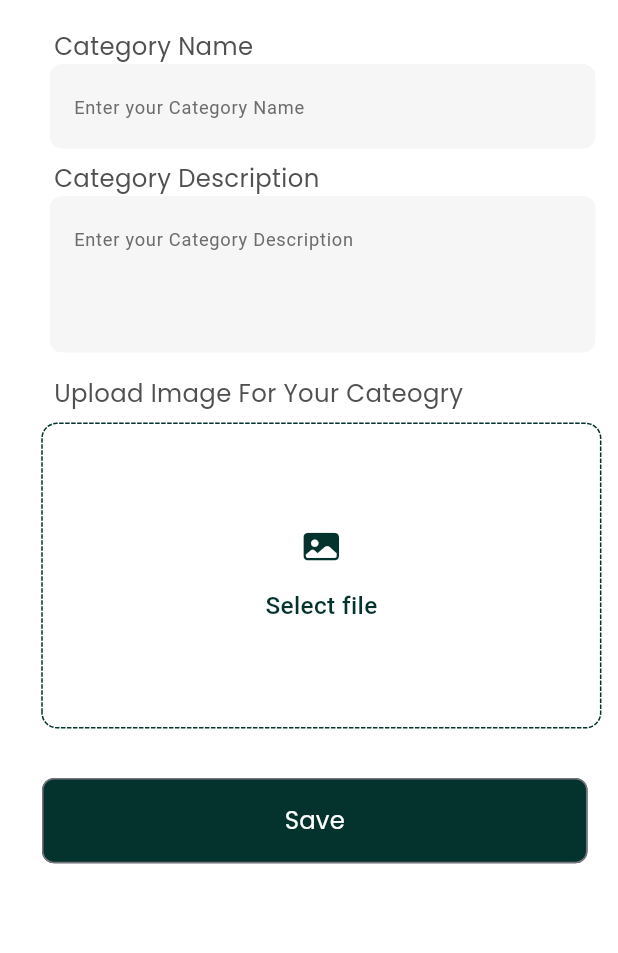
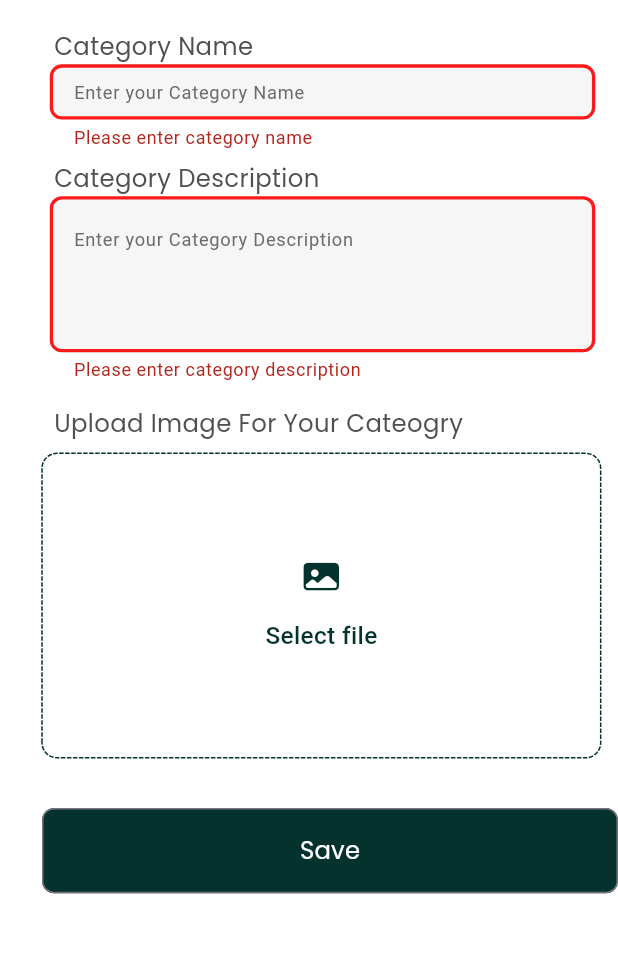
Before and after one commit to hamed12232/Animooo_App, a Flutter app: the CategoryScreen screen opened by its route, after a tap on "Save", on a phone screen of 412 x 824 dp, the part 156-1109 px from its top. Run offline on Flutter 3.47's test engine with Material 3 defaults, Android fonts, the phone set to English and light mode, and no system bars; drawn by our look-alikes of dotted_border; our stand-ins replace bloc, connectivity_plus, dartz, dio, equatable, flutter_bloc and 6 more; accounts and stored records are empty.

Commit message:
finish createNewCategory

```diff
--- a/lib/core/database/api/dio_interceptors.dart
+++ b/lib/core/database/api/dio_interceptors.dart
@@ -15,6 +15,8 @@ class DioInterceptors {
         );
         if (accessToken != null) {
           options.headers['Authorization'] = 'Bearer $accessToken';
+              log("📤 Sending request with token: Bearer $accessToken");
+
         }
         return handler.next(options); //continue
       },
--- a/lib/features/animal/view/screen/animal_screen.dart
+++ b/lib/features/animal/view/screen/animal_screen.dart
@@ -90,7 +90,7 @@ class _AnimalScreenState extends State<AnimalScreen> {
                     onTap: () async {
                       {
                         try {
-                          await selectImage(imageFile,context);
+                          await selectImage((image) => imageFile = image,context);
                           if (mounted) {
                             setState(() {});
                           }
--- a/lib/features/auth/signUp/view_models/signup_viewmodel.dart
+++ b/lib/features/auth/signUp/view_models/signup_viewmodel.dart
@@ -62,7 +62,7 @@ class SignupViewmodel extends Cubit<SignupState> {
   }
 
   Future<void> pickImage(BuildContext context) async {
-    await selectImage( imageFile,context);
+    await selectImage( (image) => imageFile = image,context);
   }
 
 
--- a/lib/features/category/repo/category_repositiory_imp.dart
+++ b/lib/features/category/repo/category_repositiory_imp.dart
@@ -40,6 +40,7 @@ class CategoryRepositioryImp extends CategoryRepositiory {
       log(response.toString());
       return Right(CategoryModel.fromJson(response["Category"]));
     } on ServerFailure catch (e) {
+      log(e.errorModel.error.toString());
       return Left(e.errorModel);
     } catch (e) {
       return Left(ErrorModel(error: [e.toString()], code: 500));
--- a/lib/features/category/view/screen/category_screen.dart
+++ b/lib/features/category/view/screen/category_screen.dart
@@ -1,5 +1,6 @@
 import 'dart:io';
 
+import 'package:animoo_app/core/DI/get_it.dart';
 import 'package:animoo_app/core/constant/asset_values.dart';
 import 'package:animoo_app/core/functions/select_image.dart';
 import 'package:animoo_app/core/spacing/vertical_space.dart';
@@ -11,7 +12,9 @@ import 'package:animoo_app/core/widget/custom_attribute_text_field.dart';
 import 'package:animoo_app/core/widget/custom_button.dart';
 import 'package:animoo_app/core/widget/custom_rounded_rectangle_border.dart';
 import 'package:animoo_app/features/category/view/widgets/custom_profile_card.dart';
+import 'package:animoo_app/features/category/view_model/cubit/create_category_cubit.dart';
 import 'package:flutter/material.dart';
+import 'package:flutter_bloc/flutter_bloc.dart';
 
 class CategoryScreen extends StatefulWidget {
   const CategoryScreen({super.key});
@@ -22,20 +25,44 @@ class CategoryScreen extends StatefulWidget {
 }
 
 class _CategoryScreenState extends State<CategoryScreen> {
-  TextEditingController categoryName = TextEditingController();
-  TextEditingController categoryDescription = TextEditingController();
   File? imageFile;
+
 
   @override
   Widget build(BuildContext context) {
-    return Scaffold(
+    return BlocProvider(
+      create: (context) =>  sl<CreateCategoryCubit>(),
+      child: Scaffold(
+        resizeToAvoidBottomInset: true,
         backgroundColor: AppColors.kbackGroungColor,
         body: SafeArea(
           child: Padding(
             padding: const EdgeInsets.only(left: PAdding.kPadding18),
 
-          child: Column(
-            crossAxisAlignment: CrossAxisAlignment.start,
+            child: BlocConsumer<CreateCategoryCubit, CreateCategoryState>(
+              listener: (context, state) {
+                if (state is CreateCategorySuccess) {
+                  ScaffoldMessenger.of(context).showSnackBar(
+                    const SnackBar(
+                      content: Text('Category created successfully!'),
+                    ),
+                  );
+                } else if (state is CreateCategoryError) {
+                  ScaffoldMessenger.of(context).showSnackBar(
+                    SnackBar(content: Text('Error: ${state.errorMessage}')),
+                  );
+                }
+              },
+              builder: (context, state) {
+                  final  createCategoryCubit = context.read<CreateCategoryCubit>();
+
+                if (state is CreateCategoryLoading) {
+                  return const Center(child: CircularProgressIndicator());
+                }
+                return Form(
+                  key: createCategoryCubit.formKey,
+                  child: ListView(
+                    //crossAxisAlignment: CrossAxisAlignment.start,
                     children: [
                       VerticalSpace(height: AppHeight.h16),
 
@@ -53,22 +80,34 @@ class _CategoryScreenState extends State<CategoryScreen> {
                       VerticalSpace(height: AppHeight.h11),
                       CustomProfileCard(
                         statusText: " Public",
-                statusColor: AppColors.kprofileStateColor.withOpacity(0.1),
+                        statusColor: AppColors.kprofileStateColor.withOpacity(
+                          0.1,
+                        ),
                       ),
                       VerticalSpace(height: AppHeight.h20),
                       CustomAttributeTextField(
                         attribute: "Category Name",
-                attributeEditingController: categoryName,
+                        attributeEditingController:
+                            createCategoryCubit.nameEditingController,
+                        validator: (value) => value == null || value.isEmpty
+                            ? 'Please enter category name'
+                            : null,
                       ),
                       VerticalSpace(height: AppHeight.h8),
                       CustomAttributeTextField(
                         attribute: "Category Description",
-                attributeEditingController: categoryDescription,
+                        attributeEditingController:
+                            createCategoryCubit.descriptionEditingController,
                         maxLines: 3,
+                        validator: (value) => value == null || value.isEmpty
+                            ? 'Please enter category description'
+                            : null,
                       ),
                       VerticalSpace(height: AppHeight.h16),
                       Padding(
-                padding: const EdgeInsets.only(left: PAdding.kPadding18),
+                        padding: const EdgeInsets.only(
+                          left: PAdding.kPadding18,
+                        ),
                         child: Text(
                           "Upload Image For Your Cateogry",
                           style: TextStyle(
@@ -81,34 +120,44 @@ class _CategoryScreenState extends State<CategoryScreen> {
                       ),
                       VerticalSpace(height: AppHeight.h8),
                       Padding(
-                padding: const EdgeInsets.only(left: PAdding.kPadding10),
+                        padding: const EdgeInsets.only(
+                          left: PAdding.kPadding10,
+                        ),
                         child: CustomRoundedRectDottedBorder(
                           imageFile: imageFile,
                           onTap: () async {
                             {
-                      try {
-                        await selectImage(imageFile,context);
-                        if (mounted) {
-                          setState(() {});
-                        }
-                      } catch (e) {
-                        if (mounted) {
-                          // ignore: use_build_context_synchronously
-                          ScaffoldMessenger.of(context).showSnackBar(
-                            SnackBar(content: Text('Error picking image: $e')),
-                          );
-                        }
-                      }
+                              await selectImage((file) {
+                                setState(() {
+                                  imageFile = file;
+                                });
+                              }, context);
                             }
                           },
                         ),
                       ),
                       VerticalSpace(height: AppHeight.h33),
                       Padding(
-                padding: const EdgeInsets.only(left: PAdding.kPadding10),
-                child: CustomButton(text: "Save", onPressed: () {}),
+                        padding: const EdgeInsets.only(
+                          left: PAdding.kPadding10,
+                        ),
+                        child: CustomButton(
+                          text: "Save",
+                          onPressed: () async {
+                            if (createCategoryCubit.formKey.currentState!
+                                .validate()) {
+                              await createCategoryCubit.createCategory(
+                                imageFile!.path,
+                              );
+                            }
+                          },
+                        ),
                       ),
                     ],
+                  ),
+                );
+              },
+            ),
           ),
         ),
       ),
```
Also changed, not shown: lib/core/DI/get_it.dart (+9 -0 lines), lib/core/functions/select_image.dart (+24 -12 lines), lib/features/home/view/screen/my_home_page.dart (+7 -1 lines). Lines whose indentation alone changed are shown as unchanged.
